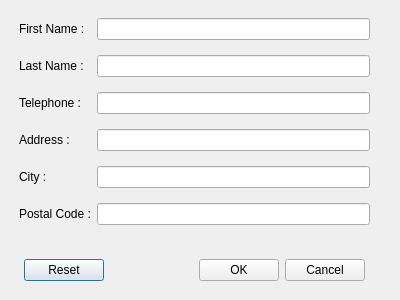
Above: TPQtIntroduction/dialogaddclient.ui from Lydie-Pierrick/TP2-QT-INTRO before the change. Below: the same form after it.
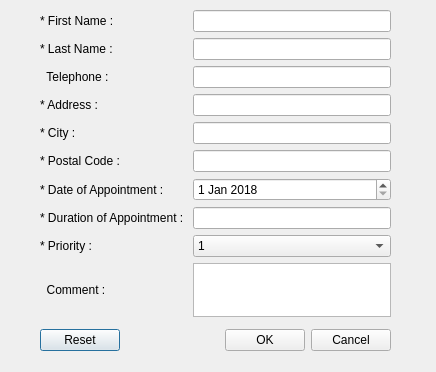
That is the form after the change.

Patch:
```diff
--- a/TPQtIntroduction/dialogaddclient.ui
+++ b/TPQtIntroduction/dialogaddclient.ui
@@ -6,8 +6,8 @@
    <rect>
     <x>0</x>
     <y>0</y>
-    <width>400</width>
-    <height>300</height>
+    <width>436</width>
+    <height>372</height>
    </rect>
   </property>
   <property name="windowTitle">
@@ -16,70 +16,147 @@
   <widget class="QWidget" name="gridLayoutWidget">
    <property name="geometry">
     <rect>
-     <x>19</x>
-     <y>9</y>
+     <x>40</x>
+     <y>10</y>
      <width>351</width>
-     <height>231</height>
+     <height>307</height>
     </rect>
    </property>
    <layout class="QGridLayout" name="gridLayout">
+    <item row="7" column="0">
+     <widget class="QLabel" name="label_duration">
+      <property name="text">
+       <string>* Duration of Appointment : </string>
+      </property>
+     </widget>
+    </item>
+    <item row="5" column="0">
+     <widget class="QLabel" name="label_postalCode">
+      <property name="text">
+       <string>* Postal Code :</string>
+      </property>
+     </widget>
+    </item>
+    <item row="4" column="0">
+     <widget class="QLabel" name="labe_city">
+      <property name="text">
+       <string>* City :</string>
+      </property>
+     </widget>
+    </item>
+    <item row="6" column="0">
+     <widget class="QLabel" name="label_date">
+      <property name="text">
+       <string>* Date of Appointment : </string>
+      </property>
+     </widget>
+    </item>
+    <item row="7" column="1">
+     <widget class="QLineEdit" name="lineEdit_duration"/>
+    </item>
+    <item row="9" column="1">
+     <widget class="QTextEdit" name="textEdit"/>
+    </item>
     <item row="1" column="1">
      <widget class="QLineEdit" name="lineEdit_lastName"/>
     </item>
     <item row="0" column="1">
      <widget class="QLineEdit" name="lineEdit_firstName"/>
     </item>
+    <item row="2" column="1">
+     <widget class="QLineEdit" name="lineEdit_telephone"/>
+    </item>
+    <item row="4" column="1">
+     <widget class="QLineEdit" name="lineEdit_city"/>
+    </item>
     <item row="3" column="1">
      <widget class="QLineEdit" name="lineEdit_address"/>
     </item>
     <item row="5" column="1">
      <widget class="QLineEdit" name="lineEdit_postalCode"/>
     </item>
-    <item row="4" column="1">
-     <widget class="QLineEdit" name="lineEdit_city"/>
-    </item>
-    <item row="2" column="1">
-     <widget class="QLineEdit" name="lineEdit_telephone"/>
-    </item>
-    <item row="0" column="0">
-     <widget class="QLabel" name="label_firstName">
-      <property name="text">
-       <string>First Name :</string>
-      </property>
-     </widget>
-    </item>
     <item row="1" column="0">
      <widget class="QLabel" name="label_lastName">
       <property name="text">
-       <string>Last Name :</string>
+       <string>* Last Name :</string>
       </property>
      </widget>
     </item>
     <item row="2" column="0">
      <widget class="QLabel" name="label_telephone">
       <property name="text">
-       <string>Telephone : </string>
+       <string>  Telephone : </string>
+      </property>
+     </widget>
+    </item>
+    <item row="0" column="0">
+     <widget class="QLabel" name="label_firstName">
+      <property name="text">
+       <string>* First Name :</string>
       </property>
      </widget>
     </item>
     <item row="3" column="0">
      <widget class="QLabel" name="label_address">
       <property name="text">
-       <string>Address :</string>
+       <string>* Address :</string>
       </property>
      </widget>
     </item>
-    <item row="4" column="0">
-     <widget class="QLabel" name="labe_city">
+    <item row="9" column="0">
+     <widget class="QLabel" name="label_comment">
       <property name="text">
-       <string>City :</string>
+       <string>  Comment : </string>
       </property>
      </widget>
     </item>
-    <item row="5" column="0">
-     <widget class="QLabel" name="label_postalCode">
+    <item row="8" column="0">
+     <widget class="QLabel" name="label_priority">
       <property name="text">
-       <string>Postal Code :</string>
+       <string>* Priority : </string>
+      </property>
+     </widget>
+    </item>
+    <item row="8" column="1">
+     <widget class="QComboBox" name="comboBox_priority">
+      <item>
+       <property name="text">
+        <string>1</string>
+       </property>
+      </item>
+      <item>
+       <property name="text">
+        <string>2</string>
+       </property>
+      </item>
+      <item>
+       <property name="text">
+        <string>3</string>
+       </property>
+      </item>
+      <item>
+       <property name="text">
+        <string>4</string>
+       </property>
+      </item>
+      <item>
+       <property name="text">
+        <string>5</string>
+       </property>
+      </item>
+     </widget>
+    </item>
+    <item row="6" column="1">
+     <widget class="QDateEdit" name="dateEdit">
+      <property name="dateTime">
+       <datetime>
+        <hour>0</hour>
+        <minute>0</minute>
+        <second>0</second>
+        <year>2018</year>
+        <month>1</month>
+        <day>1</day>
+       </datetime>
       </property>
      </widget>
     </item>
@@ -88,9 +165,9 @@
   <widget class="QWidget" name="horizontalLayoutWidget">
    <property name="geometry">
     <rect>
-     <x>24</x>
-     <y>250</y>
-     <width>341</width>
+     <x>40</x>
+     <y>320</y>
+     <width>351</width>
      <height>41</height>
     </rect>
    </property>
```
